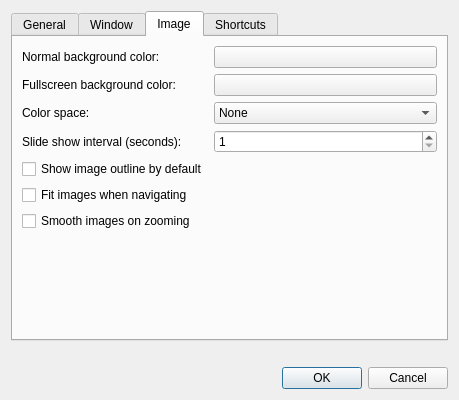
Before: the Qt Designer form src/preferencesdialog.ui in lxqt/lximage-qt, drawn with Qt 5.
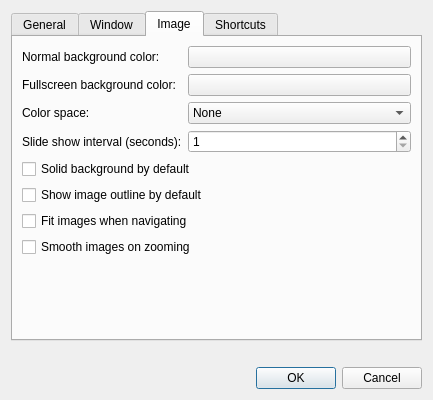
After: the same form once the commit is applied. The open tabs and pages were chosen to show the change. Custom widgets are drawn as their Qt base class.

Commit message:
Support non-solid (tiled) background (#729)
It's especially useful for checking the translucent parts of images that support translucency.

The user can set it temporarily by toggling its action in "View" → "Solid Background" (its shortcut can be defined in the shortcut editor) or change the default by toggling its new option in Preferences → Image.

Closes https://github.com/lxqt/lximage-qt/issues/192

```diff
--- a/src/preferencesdialog.ui
+++ b/src/preferencesdialog.ui
@@ -236,21 +236,28 @@
          </property>
         </widget>
        </item>
-       <item row="4" column="0">
+       <item row="4" column="0" colspan="2">
+        <widget class="QCheckBox" name="solidBgBox">
+         <property name="text">
+          <string>Solid background by default</string>
+         </property>
+        </widget>
+       </item>
+       <item row="5" column="0" colspan="2">
         <widget class="QCheckBox" name="oulineBox">
          <property name="text">
           <string>Show image outline by default</string>
          </property>
         </widget>
        </item>
-       <item row="5" column="0">
+       <item row="6" column="0" colspan="2">
         <widget class="QCheckBox" name="forceZoomFitBox">
          <property name="text">
           <string>Fit images when navigating</string>
          </property>
         </widget>
        </item>
-       <item row="6" column="0">
+       <item row="7" column="0" colspan="2">
         <widget class="QCheckBox" name="smoothOnZoomBox">
          <property name="text">
           <string>Smooth images on zooming</string>
```
Left out of the diff: 10 changed lines with no effect on the pictures. The commit also changes 8 other files.
